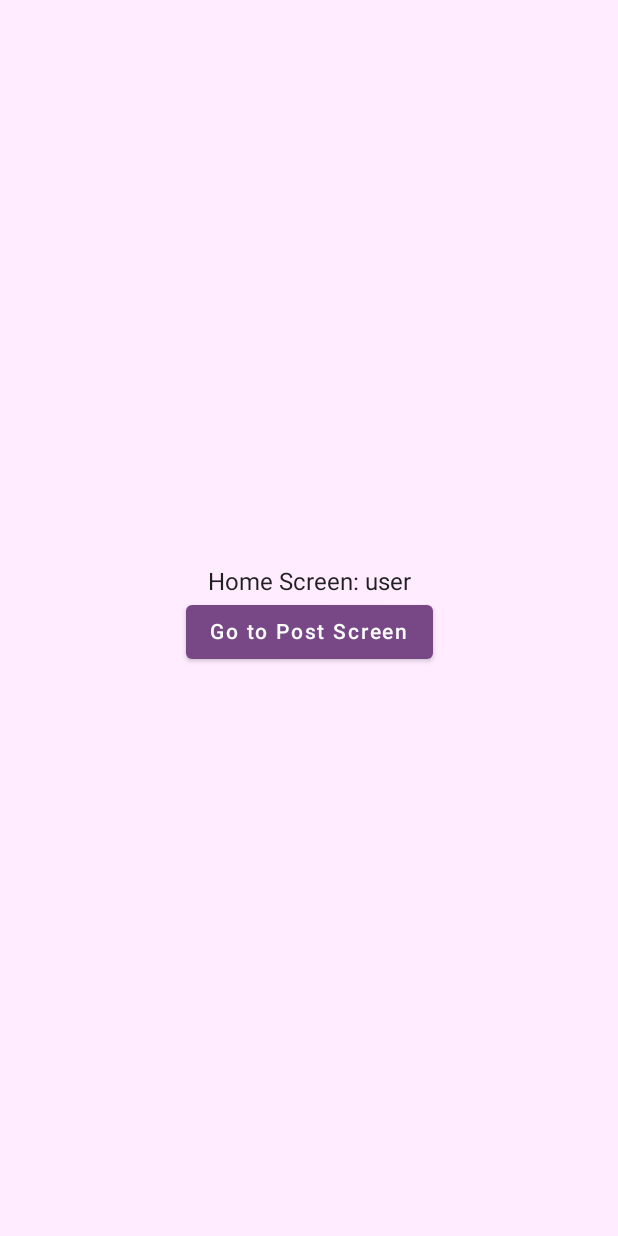
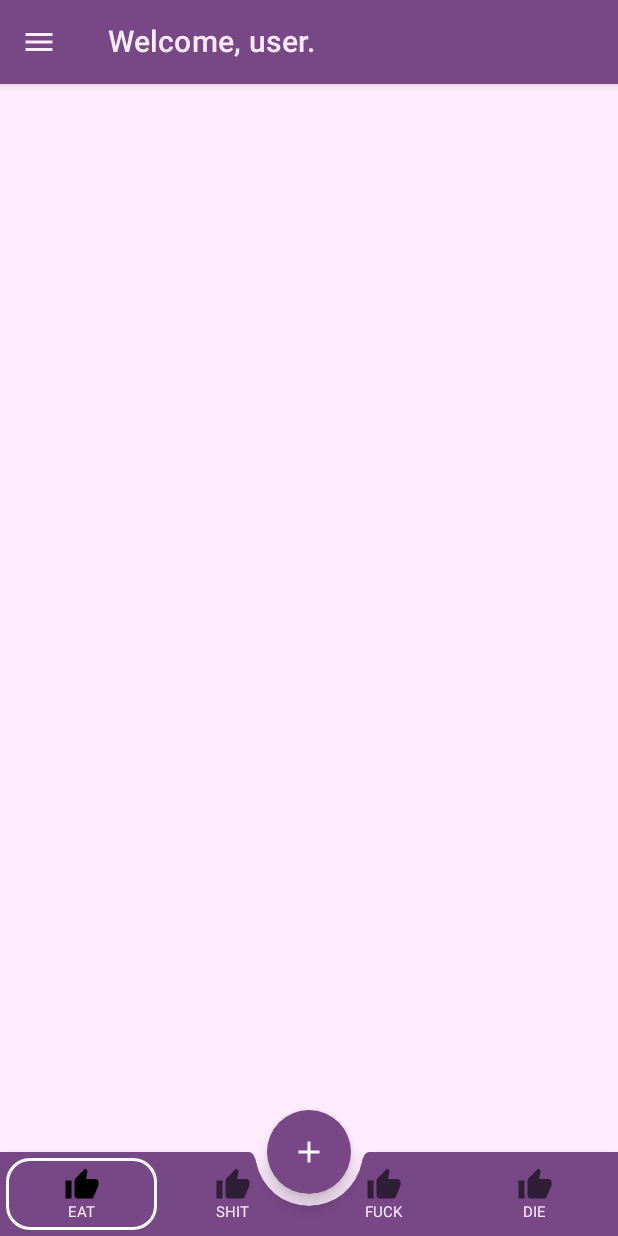
Before and after one commit to Smoothie1-ini/TravelPlanner, an Android app built with Jetpack Compose: the composable HomeScreen shown on its own in the app's theme, on a phone screen of 412 x 824 dp. Run offline under Robolectric (Android 15) with nearby library versions, the phone set to English and light mode, and no system bars; our stand-ins replace accompanist; libraries missing offline, so code that uses them is left out: com.ramcosta.composedestinations; 1 statement that could not run was skipped.

Commit message:
HomeScreen.kt, scaffold init, bottomTabBar

```diff
--- a/app/build.gradle
+++ b/app/build.gradle
@@ -22,6 +22,8 @@ dependencies {
     //Compose destinations
     implementation 'io.github.raamcosta.compose-destinations:core:1.5.2-beta'
     ksp 'io.github.raamcosta.compose-destinations:ksp:1.5.2-beta'
+
+    implementation "com.google.accompanist:accompanist-systemuicontroller:0.17.0"
 }
 
 kotlin {
--- a/app/src/main/AndroidManifest.xml
+++ b/app/src/main/AndroidManifest.xml
@@ -10,7 +10,7 @@
         android:supportsRtl="true"
         android:theme="@style/Theme.TravelPlanner">
         <activity
-            android:name=".MainActivity"
+            android:name=".ui.MainActivity"
             android:exported="true"
             android:theme="@style/Theme.TravelPlanner"
             android:windowSoftInputMode="adjustResize">
--- a/app/src/main/java/com/smooth/travelplanner/home/HomeScreen.kt
+++ /dev/null
@@ -1,34 +0,0 @@
-package com.smooth.travelplanner.home
-
-import androidx.compose.foundation.layout.Arrangement
-import androidx.compose.foundation.layout.Column
-import androidx.compose.foundation.layout.fillMaxSize
-import androidx.compose.material.Button
-import androidx.compose.material.Text
-import androidx.compose.runtime.Composable
-import androidx.compose.ui.Alignment
-import androidx.compose.ui.Modifier
-import androidx.compose.ui.text.style.TextAlign
-import com.ramcosta.composedestinations.annotation.Destination
-import com.ramcosta.composedestinations.navigation.DestinationsNavigator
-
-@Destination
-@Composable
-fun HomeScreen(
-    navigator: DestinationsNavigator
-) {
-    Column(
-        modifier = Modifier.fillMaxSize(),
-        verticalArrangement = Arrangement.Center,
-        horizontalAlignment = Alignment.CenterHorizontally
-    ) {
-        Text("Home Screen: user", textAlign = TextAlign.Center)
-        Button(
-            onClick = {
-
-            }
-        ) {
-            Text("Go to Post Screen")
-        }
-    }
-}
--- a/app/src/main/java/com/smooth/travelplanner/MainActivity.kt
+++ b/app/src/main/java/com/smooth/travelplanner/ui/MainActivity.kt
@@ -1,4 +1,4 @@
-package com.smooth.travelplanner
+package com.smooth.travelplanner.ui
 
 import android.os.Bundle
 import androidx.activity.ComponentActivity
--- /dev/null
+++ b/app/src/main/java/com/smooth/travelplanner/ui/home/HomeComponents.kt
@@ -0,0 +1,96 @@
+package com.smooth.travelplanner.ui.home
+
+import androidx.compose.foundation.BorderStroke
+import androidx.compose.foundation.border
+import androidx.compose.foundation.layout.Box
+import androidx.compose.foundation.layout.Row
+import androidx.compose.foundation.layout.fillMaxSize
+import androidx.compose.foundation.layout.padding
+import androidx.compose.foundation.shape.CircleShape
+import androidx.compose.foundation.shape.RoundedCornerShape
+import androidx.compose.material.*
+import androidx.compose.material.TabRowDefaults.tabIndicatorOffset
+import androidx.compose.material.icons.Icons
+import androidx.compose.material.icons.filled.ThumbUp
+import androidx.compose.runtime.Composable
+import androidx.compose.ui.Alignment
+import androidx.compose.ui.Modifier
+import androidx.compose.ui.draw.clip
+import androidx.compose.ui.graphics.Color
+import androidx.compose.ui.platform.LocalConfiguration
+import androidx.compose.ui.unit.dp
+import androidx.compose.ui.unit.sp
+import androidx.core.os.ConfigurationCompat
+
+@Composable
+fun TabBar(
+    modifier: Modifier = Modifier,
+    children: @Composable (Modifier) -> Unit
+) {
+    Row(
+        modifier
+    ) {
+        // Separate Row as the children shouldn't have the padding
+        Row(
+            Modifier.padding(top = 8.dp)
+        ) {
+        }
+        children(
+            Modifier
+                .weight(1f)
+                .align(Alignment.CenterVertically)
+        )
+    }
+}
+
+@Composable
+fun Tabs(
+    modifier: Modifier = Modifier,
+    titles: List<String>,
+    tabSelected: CraneScreen,
+    onTabSelected: (CraneScreen) -> Unit
+) {
+    TabRow(
+        selectedTabIndex = tabSelected.ordinal,
+        modifier = modifier,
+        contentColor = MaterialTheme.colors.onSurface,
+        indicator = { tabPositions: List<TabPosition> ->
+            Box(
+                Modifier
+                    .tabIndicatorOffset(tabPositions[tabSelected.ordinal])
+                    .fillMaxSize()
+                    .padding(0.dp)
+                    .border(
+                        BorderStroke(2.dp, Color.White),
+                        RoundedCornerShape(16.dp)
+                    )
+            )
+        },
+        divider = { }
+    ) {
+        titles.forEachIndexed { index, title ->
+            val selected = index == tabSelected.ordinal
+            val textModifier = Modifier.padding(0.dp)
+
+            Tab(
+                modifier = Modifier
+                    .clip(CircleShape)
+                    .padding(vertical = 6.dp),
+                selected = selected,
+                onClick = {
+                    onTabSelected(CraneScreen.values()[index])
+                }
+            ) {
+                Icon(imageVector = Icons.Default.ThumbUp, contentDescription = "Tab icon")
+                Text(
+                    text = title.uppercase(
+                        ConfigurationCompat.getLocales(LocalConfiguration.current)[0]
+                    ),
+                    modifier = textModifier,
+                    color = MaterialTheme.colors.background,
+                    fontSize = 10.sp
+                )
+            }
+        }
+    }
+}
--- /dev/null
+++ b/app/src/main/java/com/smooth/travelplanner/ui/home/HomeScaffold.kt
@@ -0,0 +1,86 @@
+package com.smooth.travelplanner.ui.home
+
+import androidx.compose.foundation.background
+import androidx.compose.foundation.clickable
+import androidx.compose.foundation.layout.*
+import androidx.compose.foundation.shape.CornerSize
+import androidx.compose.material.*
+import androidx.compose.material.icons.Icons
+import androidx.compose.material.icons.filled.Menu
+import androidx.compose.runtime.Composable
+import androidx.compose.ui.Modifier
+import androidx.compose.ui.graphics.Color
+import androidx.compose.ui.unit.dp
+
+enum class CraneScreen {
+    Eat, Shit, Fuck, Die
+}
+
+@Composable
+fun TopBar(
+    openDrawer: () -> Unit
+) {
+    TopAppBar(
+        title = {
+            Text(
+                text = "Welcome, user.",
+                color = MaterialTheme.colors.background
+            )
+        },
+        navigationIcon = {
+            Icon(
+                imageVector = Icons.Default.Menu,
+                contentDescription = "Menu",
+                modifier = Modifier
+                    .clickable(onClick = openDrawer)
+                    .padding(start = 10.dp),
+                tint = MaterialTheme.colors.background
+            )
+        },
+        backgroundColor = MaterialTheme.colors.primary
+    )
+}
+
+@Composable
+fun BottomBar(
+    tabSelected: CraneScreen,
+    onTabSelected: (CraneScreen) -> Unit,
+    modifier: Modifier = Modifier
+) {
+    BottomAppBar(
+        backgroundColor = MaterialTheme.colors.primary,
+        cutoutShape = MaterialTheme.shapes.small.copy(
+            CornerSize(percent = 50)
+        )
+    ) {
+        TabBar(
+            modifier = modifier
+                .wrapContentWidth()
+                .sizeIn(maxWidth = 500.dp)
+        ) { tabBarModifier ->
+            Tabs(
+                modifier = tabBarModifier,
+                titles = CraneScreen.values().map { it.name },
+                tabSelected = tabSelected,
+                onTabSelected = { newTab -> onTabSelected(CraneScreen.values()[newTab.ordinal]) }
+            )
+        }
+    }
+}
+
+@Composable
+fun Drawer() {
+    Column(
+        Modifier
+            .background(Color.White)
+            .fillMaxSize()
+    ) {
+//        repeat(5) { item ->
+//            Text(
+//                text = "Item number $item",
+//                modifier = Modifier.padding(8.dp),
+//                color = Color.Black
+//            )
+//        }
+    }
+}
--- /dev/null
+++ b/app/src/main/java/com/smooth/travelplanner/ui/home/HomeScreen.kt
@@ -0,0 +1,103 @@
+package com.smooth.travelplanner.ui.home
+
+import androidx.compose.material.*
+import androidx.compose.material.icons.Icons
+import androidx.compose.material.icons.filled.Add
+import androidx.compose.runtime.*
+import com.google.accompanist.systemuicontroller.rememberSystemUiController
+import com.ramcosta.composedestinations.annotation.Destination
+import kotlinx.coroutines.launch
+
+@Destination
+@Composable
+fun HomeScreen(
+    //navigator: DestinationsNavigator
+) {
+    var tabSelected by remember {
+        mutableStateOf(CraneScreen.Eat)
+    }
+
+    val systemUiController = rememberSystemUiController()
+    val useDarkIcons = MaterialTheme.colors.isLight
+    val color = MaterialTheme.colors.primary
+
+    SideEffect {
+        systemUiController.setStatusBarColor(
+            color = color,
+            darkIcons = useDarkIcons
+        )
+    }
+
+    Surface(color = MaterialTheme.colors.surface) {
+        val scaffoldState = rememberScaffoldState(rememberDrawerState(DrawerValue.Closed))
+        val coroutineScope = rememberCoroutineScope()
+
+        Scaffold(
+            scaffoldState = scaffoldState,
+            topBar = {
+                TopBar(
+                    openDrawer = {
+                        coroutineScope.launch {
+                            scaffoldState.drawerState.open()
+                        }
+                    }
+                )
+            },
+            bottomBar = {
+                BottomBar(
+                    tabSelected = tabSelected,
+                    onTabSelected = {
+                        tabSelected = it
+                    }
+                )
+            },
+            drawerContent = {
+                Drawer()
+            },
+            floatingActionButton = {
+                FloatingActionButton(
+                    onClick = {
+                        coroutineScope.launch {
+                            when (scaffoldState.snackbarHostState.showSnackbar(
+                                message = "Snack Bar",
+                                actionLabel = "Dismiss"
+                            )) {
+                                SnackbarResult.Dismissed -> {
+
+                                }
+                                SnackbarResult.ActionPerformed -> {
+
+                                }
+                            }
+                        }
+                    },
+                    backgroundColor = MaterialTheme.colors.primary
+                ) {
+                    Icon(
+                        imageVector = Icons.Default.Add,
+                        contentDescription = "FloatingButtonIcon"
+                    )
+                }
+            },
+            isFloatingActionButtonDocked = true,
+            floatingActionButtonPosition = FabPosition.Center
+        ) {
+
+        }
+    }
+
+//    Column(
+//        modifier = Modifier.fillMaxSize(),
+//        verticalArrangement = Arrangement.Center,
+//        horizontalAlignment = Alignment.CenterHorizontally
+//    ) {
+//        Text("Home Screen: user", textAlign = TextAlign.Center)
+//        Button(
+//            onClick = {
+//
+//            }
+//        ) {
+//            Text("Go to Post Screen")
+//        }
+//    }
+}
```
Also changed, not shown: app/src/main/java/com/smooth/travelplanner/ui/login/LoginComponents.kt (renamed from app/src/main/java/com/smooth/travelplanner/login/Components.kt, +4 -4 lines), app/src/main/java/com/smooth/travelplanner/ui/login/SignInScreen.kt (renamed from app/src/main/java/com/smooth/travelplanner/login/SignInScreen.kt, +17 -3 lines), app/src/main/java/com/smooth/travelplanner/ui/login/SignUpScreen.kt (renamed from app/src/main/java/com/smooth/travelplanner/login/SignUpScreen.kt, +15 -5 lines).
